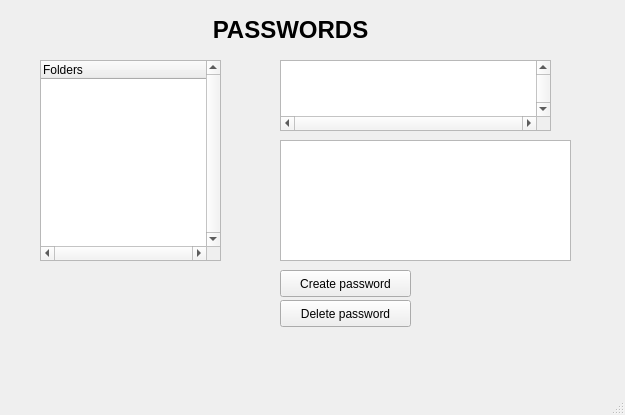
Before: the Qt Designer form guis/passwordList.ui in password-manager/linux, drawn with Qt 5.
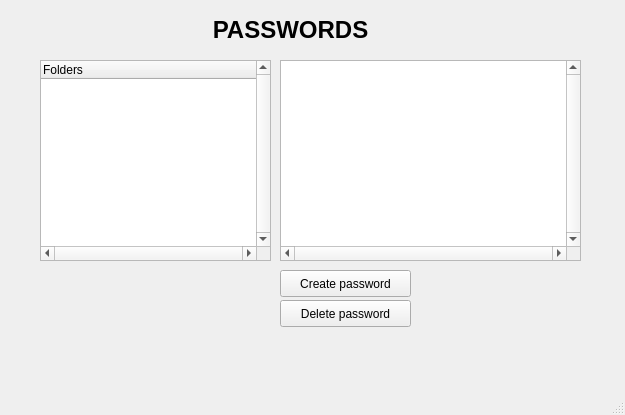
After: the same form once the commit is applied.

Commit message: Changes in gui and an attempt to addding a new folder

The edit to the form file:
```diff
--- a/guis/passwordList.ui
+++ b/guis/passwordList.ui
@@ -48,8 +48,8 @@
      <rect>
       <x>280</x>
       <y>60</y>
-      <width>271</width>
-      <height>71</height>
+      <width>301</width>
+      <height>201</height>
      </rect>
     </property>
     <property name="verticalScrollBarPolicy">
@@ -86,7 +86,7 @@
      <rect>
       <x>40</x>
       <y>60</y>
-      <width>181</width>
+      <width>231</width>
       <height>201</height>
      </rect>
     </property>
@@ -114,16 +114,6 @@
      </property>
     </column>
    </widget>
-   <widget class="QListWidget" name="passwordsListWidget">
-    <property name="geometry">
-     <rect>
-      <x>280</x>
-      <y>140</y>
-      <width>291</width>
-      <height>121</height>
-     </rect>
-    </property>
-   </widget>
    <zorder>passwordsView</zorder>
    <zorder>deleteButton</zorder>
    <zorder>createButton</zorder>
```
Left out of the diff: 1 changed line with no effect on the pictures. The commit also changes 1 other file.
